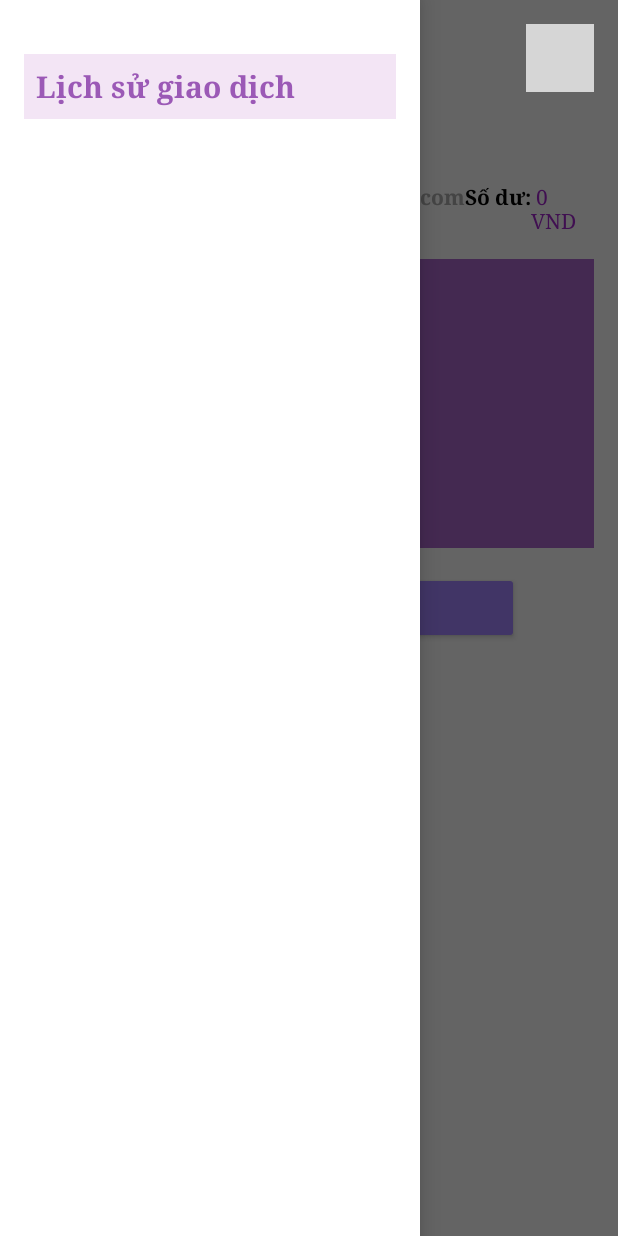
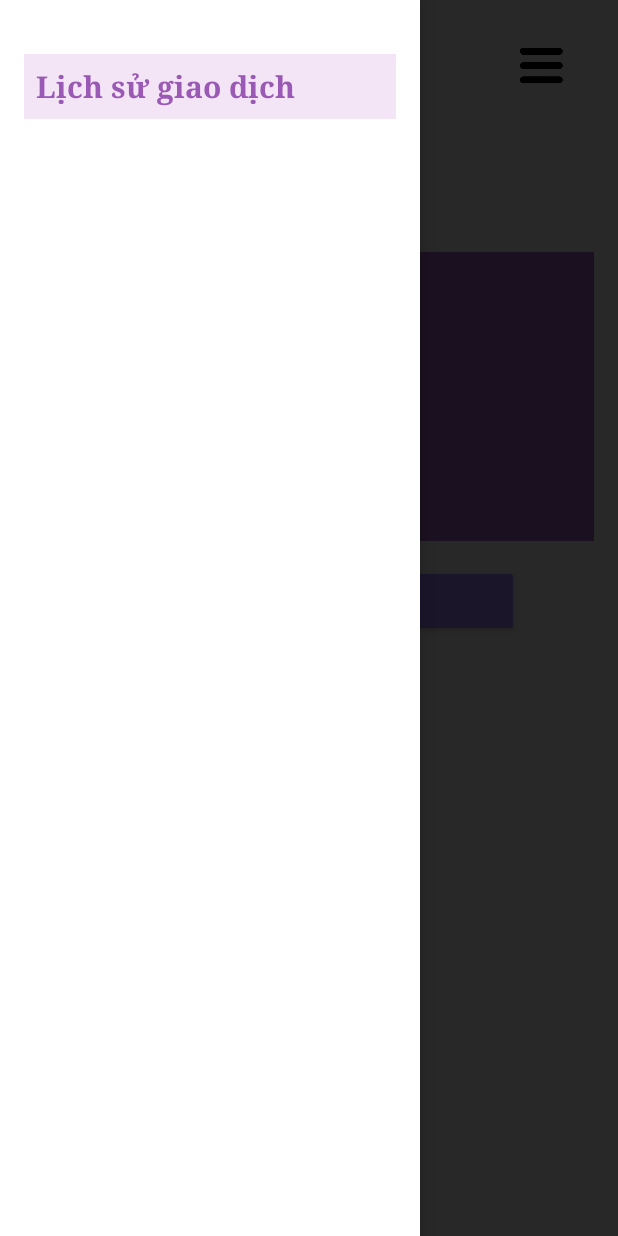
Before and after one commit to Jainan21/DAMNhomPokemon, an Android app: the useractivity screen opened directly, with no data from a screen before it, with the side drawer open, on a phone screen of 412 x 824 dp. Run offline under Robolectric (Android 15) with nearby library versions, the phone set to English and light mode, and no system bars; 5 statements that could not run were skipped; grey boxes are pictures that could not be loaded.

Commit message:
sua user

```diff
--- a/app/src/main/java/com/example/duanmaunhompokemon/BaseActivity.java
+++ b/app/src/main/java/com/example/duanmaunhompokemon/BaseActivity.java
@@ -115,11 +115,11 @@ public abstract class BaseActivity extends AppCompatActivity implements Navigati
             }
         }
         else if (id == R.id.item_account) {
-            Toast.makeText(this, "Quan ly nguoi doc", Toast.LENGTH_SHORT).show();
+            startActivity(new Intent(this, useractivity.class));
         } else if (id == R.id.item_search) {
             startActivity(new Intent(this, SearchingView.class));
         } else if (id == R.id.item_bookshelf) {
-            Toast.makeText(this, "Tur sasch cas nhaan", Toast.LENGTH_SHORT).show();
+            startActivity(new Intent(this, BookCaseView.class));
         } else if (id == R.id.item_logout) {
             startActivity(new Intent(this, login.class));
         }
--- a/app/src/main/java/com/example/duanmaunhompokemon/useractivity.java
+++ b/app/src/main/java/com/example/duanmaunhompokemon/useractivity.java
@@ -44,8 +44,6 @@ public class useractivity extends BaseActivity {
     @Override
     protected void onCreate(Bundle savedInstanceState) {
         super.onCreate(savedInstanceState);
-        EdgeToEdge.enable(this);
-        setContentView(R.layout.activity_user);
         setupActionBarAndBack(R.layout.activity_user, "Người dùng");
 
         TextView btnWithdraw = findViewById(R.id.tvwithd);
--- a/app/src/main/res/layout/activity_user.xml
+++ b/app/src/main/res/layout/activity_user.xml
@@ -1,5 +1,5 @@
-<androidx.drawerlayout.widget.DrawerLayout
-    xmlns:android="http://schemas.android.com/apk/res/android"
+<androidx.drawerlayout.widget.DrawerLayout xmlns:android="http://schemas.android.com/apk/res/android"
+    xmlns:app="http://schemas.android.com/apk/res-auto"
     android:id="@+id/drawer_layout"
     android:layout_width="match_parent"
     android:layout_height="match_parent">
@@ -11,31 +11,18 @@
         android:orientation="vertical"
         android:padding="16dp">
 
-        <!-- Phần header -->
-        <LinearLayout
+        <androidx.appcompat.widget.Toolbar
             android:layout_width="match_parent"
             android:layout_height="wrap_content"
-            android:orientation="horizontal"
-            android:gravity="center_vertical">
-
-            <TextView
-                android:id="@+id/btBack"
-                android:layout_width="0dp"
-                android:layout_height="wrap_content"
-                android:layout_weight="1"
-                android:text="Tài khoản"
-                android:textSize="20sp"
-                android:textStyle="bold"
-                android:layout_marginTop="10dp"
-                android:layout_marginStart="15dp" />
+            android:id="@+id/header2">
             <ImageView
-                android:id="@+id/btMenu"
-                android:layout_width="45dp"
-                android:layout_height="45dp"
-                android:clickable="true"
-                android:src="@drawable/img"
-                android:layout_gravity="end" />
-        </LinearLayout>
+                android:id="@id/menubtn"
+                android:layout_width="30dp"
+                android:layout_height="30dp"
+                android:layout_marginRight="20dp"
+                android:src="@drawable/menu_icon"
+                android:layout_gravity="right"/>
+        </androidx.appcompat.widget.Toolbar>
 
         <!-- Thông tin tài khoản -->
         <LinearLayout
@@ -96,34 +83,6 @@
                         android:text=" 0 VND"
                         android:id="@+id/txtBudget_acc"
                         android:textColor="#A025CB" />
-
-                    <TextView
-                        android:id="@+id/txtemail_acc"
-                        android:layout_width="wrap_content"
-                        android:layout_height="wrap_content"
-                        android:text="kater@gmail.com"
-                        android:textSize="14sp"
-                        android:textStyle="bold"
-                        android:textColor="@android:color/darker_gray" />
-
-                    <LinearLayout
-                        android:layout_width="wrap_content"
-                        android:layout_height="wrap_content"
-                        android:orientation="horizontal">
-
-                        <TextView
-                            android:layout_width="wrap_content"
-                            android:layout_height="wrap_content"
-                            android:textStyle="bold"
-                            android:text="Số dư:" />
-
-                        <TextView
-                            android:layout_width="wrap_content"
-                            android:layout_height="wrap_content"
-                            android:text=" 0 VND"
-                            android:textColor="#A025CB" />
-                    </LinearLayout>
-
 
                 </LinearLayout>
             </LinearLayout>
@@ -234,6 +193,16 @@
             android:layout_height="wrap_content"
             android:orientation="horizontal"/>
     </LinearLayout>
-
+    <FrameLayout
+        android:id="@+id/Frame_menu"
+        android:layout_width="match_parent"
+        android:layout_height="wrap_content"/>
+    <com.google.android.material.navigation.NavigationView
+        android:id="@+id/Nav_bar"
+        android:layout_width="180dp"
+        android:layout_height="wrap_content"
+        android:layout_marginTop="90dp"
+        android:layout_gravity="end"
+        app:menu="@menu/sidebar_menuitem"/>
 
 </androidx.drawerlayout.widget.DrawerLayout>
```
